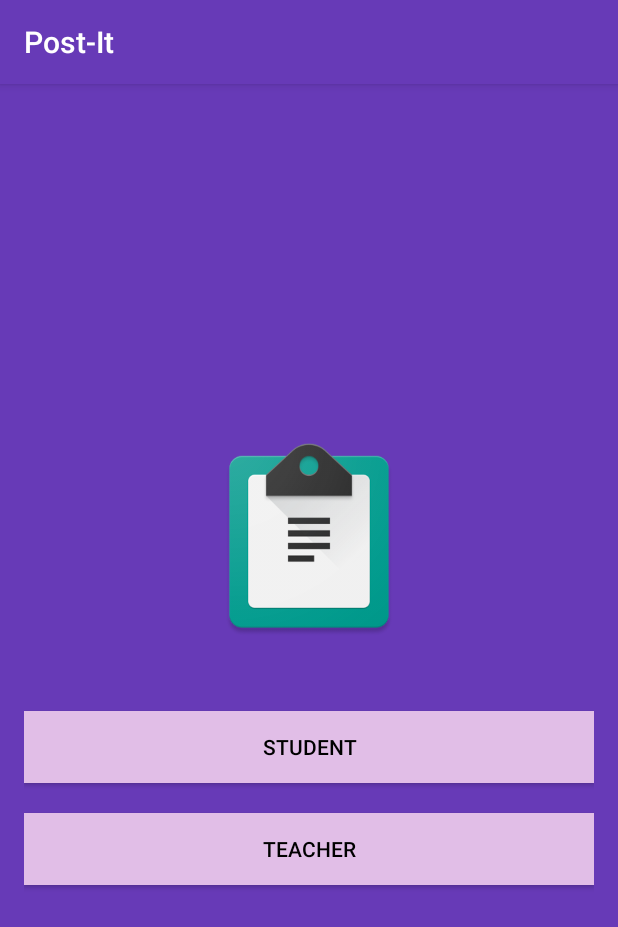
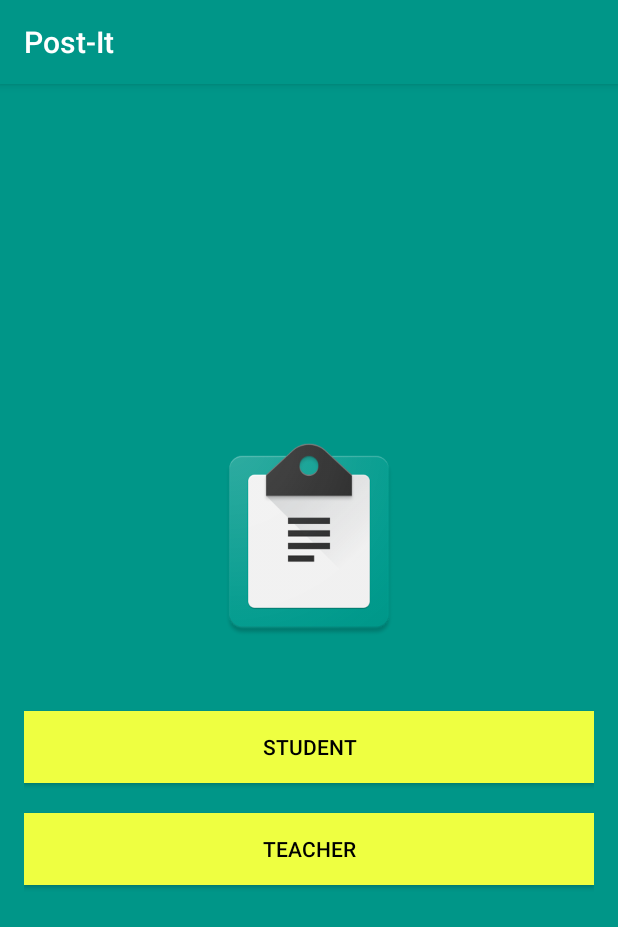
Before and after one commit to 0xad1onchain/Post-It, an Android app: the screen it shows after launch (Choose_Activity), on a phone screen of 412 x 824 dp. Shown: the top 927 px of the screen. Run offline under Robolectric (Android 15) with nearby library versions, the phone set to English and light mode, and no system bars.

Commit message:
Update colors.xml

```diff
--- a/app/src/main/res/values/colors.xml
+++ b/app/src/main/res/values/colors.xml
@@ -1,20 +1,20 @@
 <?xml version="1.0" encoding="utf-8"?>
 <resources>
 
-    <color name="colorPrimary">#673AB7</color>
-    <color name="colorPrimaryDark">#512DA8</color>
+    <color name="colorPrimary">#009688</color>
+    <color name="colorPrimaryDark">#00695c</color>
     <color name="textColorPrimary">#212121</color>
     <color name="windowBackground">#FFFFFF</color>
-    <color name="navigationBarColor">#512DA8</color>
+    <color name="navigationBarColor">#00796b</color>
     <color name="colorAccent">#607D8B</color>
 
-    <color name="primary">#673AB7</color>
-    <color name="primary_dark">#512DA8</color>
-    <color name="primary_light">#D1C4E9</color>
-    <color name="accent">#E040FB</color>
+    <color name="primary">#009688</color>
+    <color name="primary_dark">#00695c</color>
+    <color name="primary_light">#4db6ac</color>
+    <color name="accent">#80cbc4</color>
     <color name="primary_text">#212121</color>
     <color name="secondary_text">#757575</color>
     <color name="icons">#FFFFFF</color>
     <color name="divider">#BDBDBD</color>
-    <color name="button">#e1bee7</color>
+    <color name="button">#eeff41</color>
 </resources>
```
